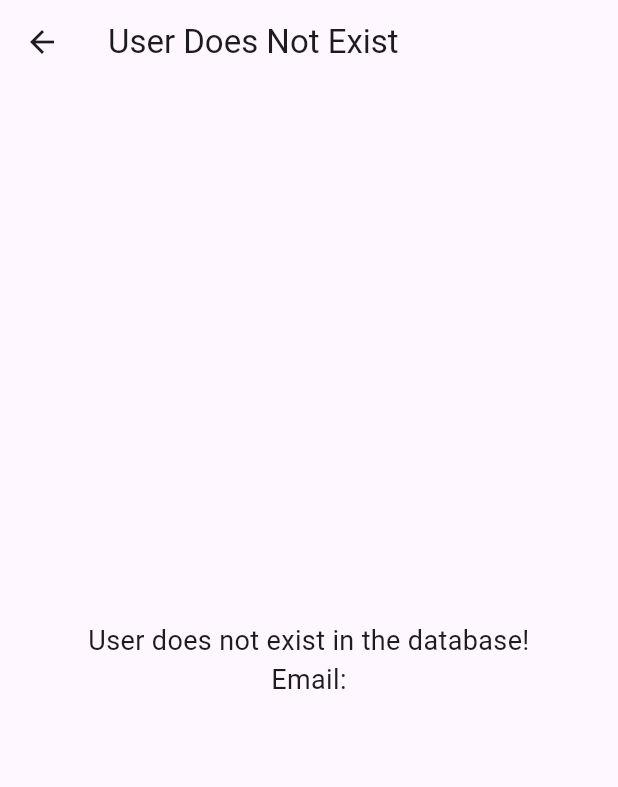
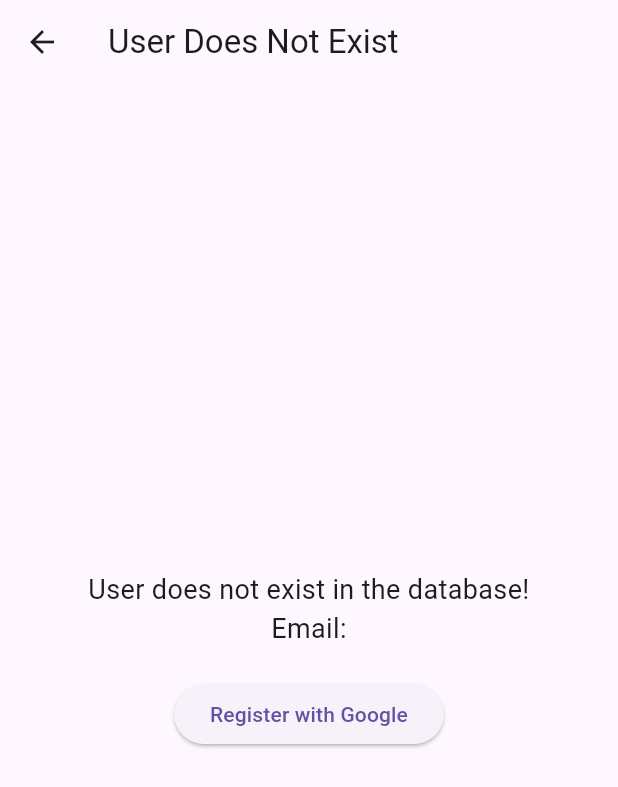
Before and after one commit to priyanshukumar624/nrok, a Flutter app: the UserDoesNotExistPage screen opened directly with empty values, on a phone screen of 412 x 824 dp. Shown: the top 787 px of the screen. Run offline on Flutter 3.47's test engine with Material 3 defaults, Android fonts, the phone set to English and light mode, and no system bars; our stand-ins replace google_sign_in.

Commit message:
add a button on user doest exit page

```diff
--- a/lib/Registration_screen.dart
+++ b/lib/Registration_screen.dart
@@ -85,8 +85,7 @@ class _RegistrationPageState extends State<RegistrationScreen> {
               Navigator.push(
                 context,
                 MaterialPageRoute(
-                  builder: (context) =>
-                      UserExistsPage(email: user.email),
+                  builder: (context) => UserExistsPage(email: user.email),
                 ),
               );
             }
@@ -103,8 +102,10 @@ class _RegistrationPageState extends State<RegistrationScreen> {
               Navigator.push(
                 context,
                 MaterialPageRoute(
-                  builder: (context) =>
-                      UserDoesNotExistPage(email: user.email),
+                  builder: (context) => UserDoesNotExistPage(
+                    email: user.email,
+                    onRegisterWithGoogle: handleGoogleAuth, // Pass function here
+                  ),
                 ),
               );
             }
@@ -117,7 +118,8 @@ class _RegistrationPageState extends State<RegistrationScreen> {
             Navigator.push(
               context,
               MaterialPageRoute(
-                builder: (context) => UserExistsPage(email: jsonResponse['email']),
+                builder: (context) =>
+                    UserExistsPage(email: jsonResponse['email']),
               ),
             );
           } else if (jsonResponse['message'] == 'User does not exist') {
@@ -125,7 +127,10 @@ class _RegistrationPageState extends State<RegistrationScreen> {
               context,
               MaterialPageRoute(
                 builder: (context) =>
-                    UserDoesNotExistPage(email: jsonResponse['email']),
+                    UserDoesNotExistPage(
+                      email: jsonResponse['email'],
+                      onRegisterWithGoogle: handleGoogleAuth, // Pass function
+                    ),
               ),
             );
           }
@@ -229,17 +234,32 @@ class UserExistsPage extends StatelessWidget {
 // User Does Not Exist Page
 class UserDoesNotExistPage extends StatelessWidget {
   final String email;
-  UserDoesNotExistPage({required this.email});
+  final Function(BuildContext, String) onRegisterWithGoogle; // Add callback
+
+  UserDoesNotExistPage({
+    required this.email,
+    required this.onRegisterWithGoogle, // Pass callback when creating this page
+  });
 
   @override
   Widget build(BuildContext context) {
     return Scaffold(
       appBar: AppBar(title: Text("User Does Not Exist")),
       body: Center(
-        child: Text(
-          "User does not exist in the database!\nEmail: $email",
-          textAlign: TextAlign.center,
-          style: TextStyle(fontSize: 18),
+        child: Column( // Use Column to arrange the text and button vertically
+          mainAxisAlignment: MainAxisAlignment.center, // Center the content vertically
+          children: [
+            Text(
+              "User does not exist in the database!\nEmail: $email",
+              textAlign: TextAlign.center,
+              style: TextStyle(fontSize: 18),
+            ),
+            SizedBox(height: 20), // Add spacing between text and button
+            ElevatedButton(
+              onPressed: () => onRegisterWithGoogle(context, 'register'), // Use passed callback
+              child: Text("Register with Google"),
+            ),
+          ],
         ),
       ),
     );
--- a/lib/main.dart
+++ b/lib/main.dart
@@ -10,6 +10,7 @@ class MyApp extends StatelessWidget {
   Widget build(BuildContext context) {
     return MaterialApp(
       title: 'Flutter App',
+      debugShowCheckedModeBanner: false,
       theme: ThemeData(
         primarySwatch: Colors.blue,
       ),
```
